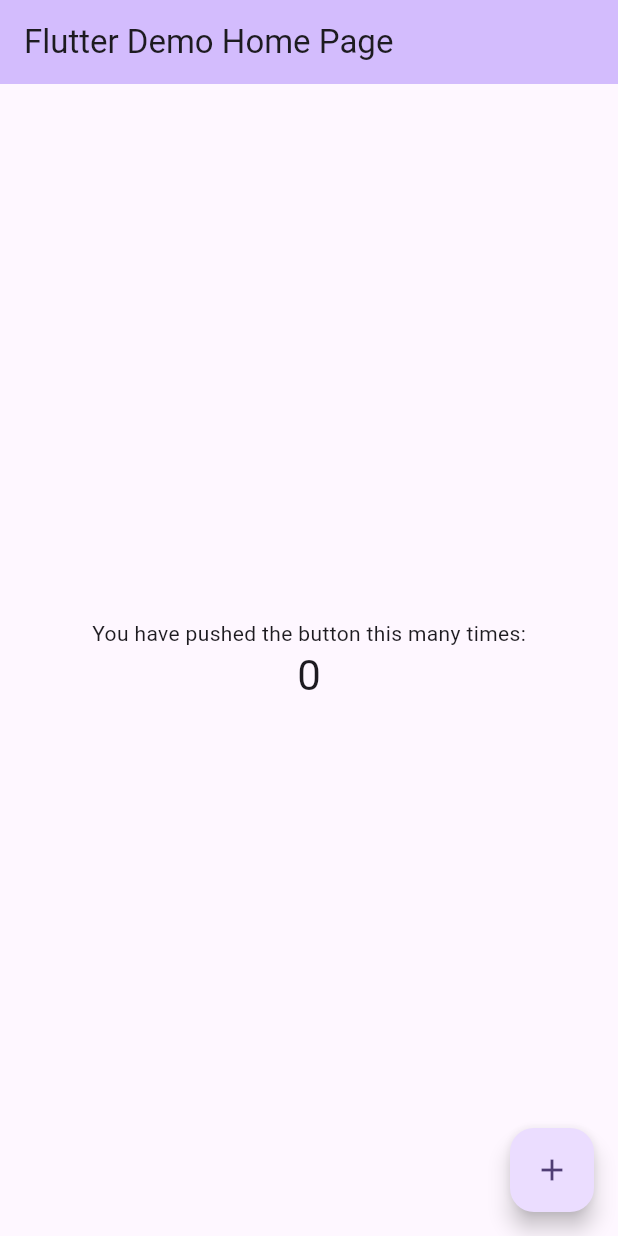
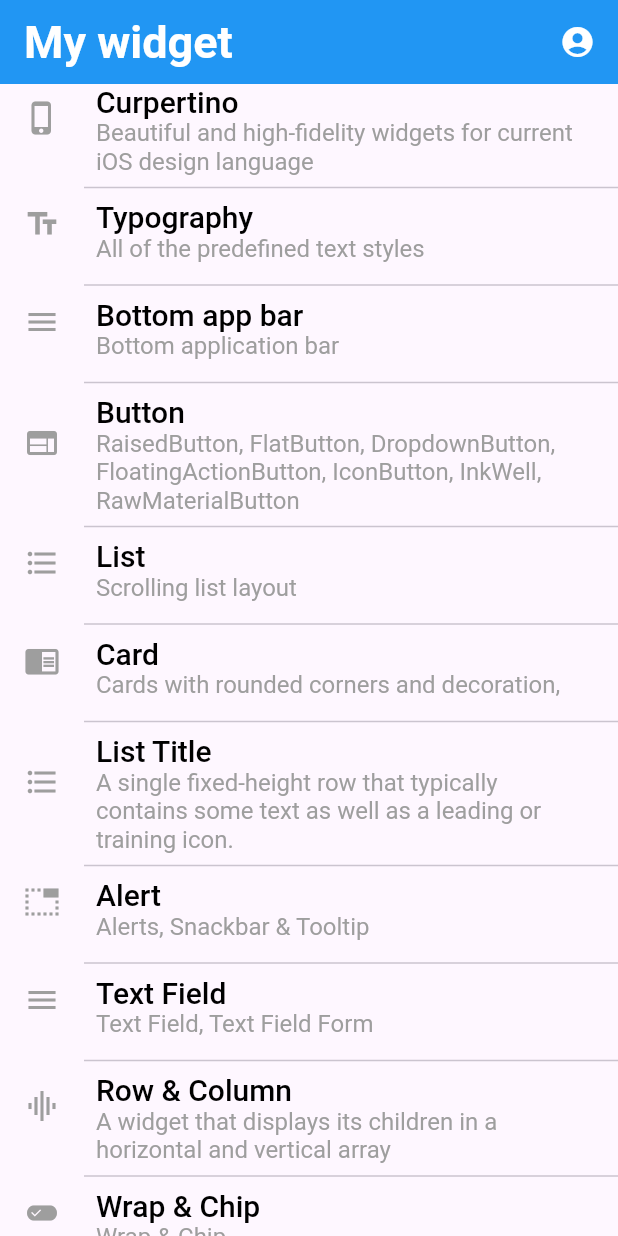
Before and after one commit to drake-ho-goldenowl/training_lance_dart_challenge, a Flutter app: the screen it shows after launch, on a phone screen of 412 x 824 dp. Run offline on Flutter 3.47's test engine with Material 3 defaults, Android fonts, the phone set to English and light mode, and no system bars; our stand-ins replace bloc, equatable, flutter_bloc, get_it, go_router.

Commit message:
Build dashboard screen

```diff
--- a/GalleryApp/gallery_app/lib/main.dart
+++ b/GalleryApp/gallery_app/lib/main.dart
@@ -1,6 +1,10 @@
 import 'package:flutter/material.dart';
+import 'package:gallery_app/src/locator.dart';
+import 'package:gallery_app/src/router/router.dart';
+import 'package:get_it/get_it.dart';
 
-void main() {
+void main() async {
+  await initializeApp();
   runApp(const MyApp());
 }
 
@@ -10,116 +14,15 @@ class MyApp extends StatelessWidget {
   // This widget is the root of your application.
   @override
   Widget build(BuildContext context) {
-    return MaterialApp(
-      title: 'Flutter Demo',
+    final appRouter = GetIt.I<AppRouter>();
+    return MaterialApp.router(
+      title: 'Gallery Flutter App',
+      debugShowCheckedModeBanner: false,
       theme: ThemeData(
-        // This is the theme of your application.
-        //
-        // TRY THIS: Try running your application with "flutter run". You'll see
-        // the application has a purple toolbar. Then, without quitting the app,
-        // try changing the seedColor in the colorScheme below to Colors.green
-        // and then invoke "hot reload" (save your changes or press the "hot
-        // reload" button in a Flutter-supported IDE, or press "r" if you used
-        // the command line to start the app).
-        //
-        // Notice that the counter didn't reset back to zero; the application
-        // state is not lost during the reload. To reset the state, use hot
-        // restart instead.
-        //
-        // This works for code too, not just values: Most code changes can be
-        // tested with just a hot reload.
         colorScheme: ColorScheme.fromSeed(seedColor: Colors.deepPurple),
         useMaterial3: true,
       ),
-      home: const MyHomePage(title: 'Flutter Demo Home Page'),
+      routerConfig: appRouter.router,
     );
   }
 }
-
-class MyHomePage extends StatefulWidget {
-  const MyHomePage({super.key, required this.title});
-
-  // This widget is the home page of your application. It is stateful, meaning
-  // that it has a State object (defined below) that contains fields that affect
-  // how it looks.
-
-  // This class is the configuration for the state. It holds the values (in this
-  // case the title) provided by the parent (in this case the App widget) and
-  // used by the build method of the State. Fields in a Widget subclass are
-  // always marked "final".
-
-  final String title;
-
-  @override
-  State<MyHomePage> createState() => _MyHomePageState();
-}
-
-class _MyHomePageState extends State<MyHomePage> {
-  int _counter = 0;
-
-  void _incrementCounter() {
-    setState(() {
-      // This call to setState tells the Flutter framework that something has
-      // changed in this State, which causes it to rerun the build method below
-      // so that the display can reflect the updated values. If we changed
-      // _counter without calling setState(), then the build method would not be
-      // called again, and so nothing would appear to happen.
-      _counter++;
-    });
-  }
-
-  @override
-  Widget build(BuildContext context) {
-    // This method is rerun every time setState is called, for instance as done
-    // by the _incrementCounter method above.
-    //
-    // The Flutter framework has been optimized to make rerunning build methods
-    // fast, so that you can just rebuild anything that needs updating rather
-    // than having to individually change instances of widgets.
-    return Scaffold(
-      appBar: AppBar(
-        // TRY THIS: Try changing the color here to a specific color (to
-        // Colors.amber, perhaps?) and trigger a hot reload to see the AppBar
-        // change color while the other colors stay the same.
-        backgroundColor: Theme.of(context).colorScheme.inversePrimary,
-        // Here we take the value from the MyHomePage object that was created by
-        // the App.build method, and use it to set our appbar title.
-        title: Text(widget.title),
-      ),
-      body: Center(
-        // Center is a layout widget. It takes a single child and positions it
-        // in the middle of the parent.
-        child: Column(
-          // Column is also a layout widget. It takes a list of children and
-          // arranges them vertically. By default, it sizes itself to fit its
-          // children horizontally, and tries to be as tall as its parent.
-          //
-          // Column has various properties to control how it sizes itself and
-          // how it positions its children. Here we use mainAxisAlignment to
-          // center the children vertically; the main axis here is the vertical
-          // axis because Columns are vertical (the cross axis would be
-          // horizontal).
-          //
-          // TRY THIS: Invoke "debug painting" (choose the "Toggle Debug Paint"
-          // action in the IDE, or press "p" in the console), to see the
-          // wireframe for each widget.
-          mainAxisAlignment: MainAxisAlignment.center,
-          children: <Widget>[
-            const Text(
-              'You have pushed the button this many times:',
-            ),
-            Text(
-              '$_counter',
-              style: Theme.of(context).textTheme.headlineMedium,
-            ),
-          ],
-        ),
-      ),
-      floatingActionButton: FloatingActionButton(
-        onPressed: _incrementCounter,
-        tooltip: 'Increment',
-        child: const Icon(Icons.add),
-      ), // This trailing comma makes auto-formatting nicer for build methods.
-    );
-  }
-}
--- /dev/null
+++ b/GalleryApp/gallery_app/lib/src/config/constant/text_manager.dart
@@ -0,0 +1,29 @@
+class AppString {
+  static const myWidget = "My widget";
+  static const curpertino = "Curpertino";
+  static const beautifulAndHighFidelity =
+      "Beautiful and high-fidelity widgets for current iOS design language";
+  static const typography = "Typography";
+  static const allOfThePredefined = "All of the predefined text styles";
+  static const bottomAppBar = "Bottom app bar";
+  static const bottomApplicationBar = "Bottom application bar";
+  static const button = "Button";
+  static const raisedButtonFlatButton =
+      "RaisedButton, FlatButton, DropdownButton, FloatingActionButton, IconButton, InkWell, RawMaterialButton";
+  static const list = "List";
+  static const scrollingListLayout = "Scrolling list layout";
+  static const card = "Card";
+  static const cardsWithRoundedCorners =
+      "Cards with rounded corners and decoration,";
+  static const listTitle = "List Title";
+  static const asingleFixedHeight =
+      "A single fixed-height row that typically contains some text as well as a leading or training icon.";
+  static const alert = "Alert";
+  static const alertsSnackBarTooltip = "Alerts, Snackbar & Tooltip";
+  static const textField = "Text Field";
+  static const textFieldTextFieldForm = "Text Field, Text Field Form";
+  static const rowColumn = "Row & Column";
+  static const awidgetThatDisplaysIts =
+      "A widget that displays its children in a horizontal and vertical array";
+  static const wrapChip = "Wrap & Chip";
+}
--- /dev/null
+++ b/GalleryApp/gallery_app/lib/src/config/constant/value_manager.dart
@@ -0,0 +1,39 @@
+class AppSize {
+  static const s10 = 10.0;
+  static const s15 = 15.0;
+  static const s20 = 20.0;
+  static const s30 = 30.0;
+  static const s36 = 36.0;
+  static const s42 = 42.0;
+}
+
+class AppPadding {
+  static const p0 = 0.0;
+  static const p6 = 6.0;
+  static const p8 = 8.0;
+  static const p10 = 10.0;
+  static const p12 = 12.0;
+  static const p16 = 16.0;
+}
+
+class AppMargin {
+  static const m6 = 6.0;
+  static const m8 = 8.0;
+  static const m10 = 10.0;
+  static const m12 = 12.0;
+  static const m16 = 16.0;
+}
+
+class AppRadius {
+  static const r0 = 0.0;
+  static const r8 = 8.0;
+}
+
+class AppFontSize {
+  static const f0 = 0.0;
+  static const f8 = 8.0;
+  static const f10 = 10.0;
+  static const f12 = 12.0;
+  static const f16 = 16.0;
+  static const f20 = 20.0;
+}
--- a/GalleryApp/gallery_app/lib/src/feature/dashboard/logic/dashboard_bloc.dart
+++ b/GalleryApp/gallery_app/lib/src/feature/dashboard/logic/dashboard_bloc.dart
@@ -0,0 +1,10 @@
+import 'package:flutter_bloc/flutter_bloc.dart';
+import 'package:gallery_app/src/feature/dashboard/logic/dashboard_state.dart';
+import 'package:gallery_app/src/network/model/widget_model.dart';
+
+class DashboardBloc extends Cubit<DashboardState> {
+  DashboardBloc(List<AppWidgetModel> listWidgets)
+      : super(DashboardState(listWidgets: listWidgets));
+
+  void navigateToWidget() {}
+}
--- a/GalleryApp/gallery_app/lib/src/feature/dashboard/logic/dashboard_state.dart
+++ b/GalleryApp/gallery_app/lib/src/feature/dashboard/logic/dashboard_state.dart
@@ -0,0 +1,16 @@
+import 'package:equatable/equatable.dart';
+import 'package:gallery_app/src/network/model/widget_model.dart';
+
+class DashboardState extends Equatable {
+  const DashboardState({
+    required this.listWidgets,
+  });
+  final List<AppWidgetModel> listWidgets;
+
+  DashboardState copyWith({List<AppWidgetModel>? listWidgets}) {
+    return DashboardState(listWidgets: listWidgets ?? this.listWidgets);
+  }
+
+  @override
+  List<Object?> get props => [listWidgets];
+}
--- a/GalleryApp/gallery_app/lib/src/feature/dashboard/view/dashboard_view.dart
+++ b/GalleryApp/gallery_app/lib/src/feature/dashboard/view/dashboard_view.dart
@@ -0,0 +1,71 @@
+import 'package:flutter/material.dart';
+import 'package:flutter_bloc/flutter_bloc.dart';
+import 'package:gallery_app/src/config/constant/text_manager.dart';
+import 'package:gallery_app/src/config/constant/value_manager.dart';
+import 'package:gallery_app/src/feature/dashboard/logic/dashboard_bloc.dart';
+import 'package:gallery_app/src/feature/dashboard/logic/dashboard_state.dart';
+import 'package:gallery_app/src/network/model/widget_model.dart';
+import 'package:gallery_app/widget/app_bar.dart';
+import 'package:gallery_app/widget/list_tile.dart';
+
+class DashboardScreen extends StatelessWidget {
+  const DashboardScreen({super.key});
+
+  @override
+  Widget build(BuildContext context) {
+    return Scaffold(
+      body: Column(
+        mainAxisSize: MainAxisSize.min,
+        children: [
+          _renderAppBar(),
+          Expanded(child: _renderListWidgetInFlutter())
+        ],
+      ),
+    );
+  }
+
+  Widget _renderAppBar() {
+    return const XAppBar(
+      title: AppString.myWidget,
+      actions: [
+        Icon(
+          Icons.account_circle,
+          color: Colors.white,
+        ),
+        SizedBox(width: AppSize.s15)
+      ],
+    );
+  }
+
+  Widget _renderListWidgetInFlutter() {
+    return BlocSelector<DashboardBloc, DashboardState, List<AppWidgetModel>>(
+      selector: (state) => state.listWidgets,
+      builder: (context, widgets) {
+        return ListView.builder(
+            padding: EdgeInsets.zero,
+            itemCount: widgets.length,
+            itemBuilder: (context, index) => XListTile(
+                leadingIcon: Column(
+                  mainAxisSize: MainAxisSize.max,
+                  children: [
+                    Icon(widgets[index].icon),
+                  ],
+                ),
+                title: Padding(
+                  padding: const EdgeInsets.only(
+                      left: AppPadding.p8,
+                      top: AppPadding.p0,
+                      right: AppPadding.p16),
+                  child: Text(widgets[index].title),
+                ),
+                subTitle: Padding(
+                  padding: const EdgeInsets.only(
+                      left: AppPadding.p8,
+                      top: AppPadding.p0,
+                      right: AppPadding.p16),
+                  child: Text(widgets[index].subTitle),
+                )));
+      },
+    );
+  }
+}
--- /dev/null
+++ b/GalleryApp/gallery_app/lib/src/locator.dart
@@ -0,0 +1,12 @@
+import 'package:flutter/material.dart';
+import 'package:gallery_app/src/router/router.dart';
+import 'package:get_it/get_it.dart';
+
+Future initializeApp() async {
+  WidgetsFlutterBinding.ensureInitialized();
+  _locator();
+}
+
+void _locator() {
+  GetIt.I.registerLazySingleton(() => AppRouter());
+}
--- /dev/null
+++ b/GalleryApp/gallery_app/lib/src/network/data/app_constants.dart
@@ -0,0 +1,52 @@
+import 'package:flutter/material.dart';
+import 'package:gallery_app/src/config/constant/text_manager.dart';
+import 'package:gallery_app/src/network/model/widget_model.dart';
+
+class AppConstant {
+  static final listWidgetFlutter = [
+    AppWidgetModel(
+        title: AppString.curpertino,
+        subTitle: AppString.beautifulAndHighFidelity,
+        icon: Icons.phone_iphone_outlined),
+    AppWidgetModel(
+        title: AppString.typography,
+        subTitle: AppString.allOfThePredefined,
+        icon: Icons.text_fields_outlined),
+    AppWidgetModel(
+        title: AppString.bottomAppBar,
+        subTitle: AppString.bottomApplicationBar,
+        icon: Icons.menu),
+    AppWidgetModel(
+        title: AppString.button,
+        subTitle: AppString.raisedButtonFlatButton,
+        icon: Icons.web),
+    AppWidgetModel(
+        title: AppString.list,
+        subTitle: AppString.scrollingListLayout,
+        icon: Icons.format_list_bulleted),
+    AppWidgetModel(
+        title: AppString.card,
+        subTitle: AppString.cardsWithRoundedCorners,
+        icon: Icons.chrome_reader_mode),
+    AppWidgetModel(
+        title: AppString.listTitle,
+        subTitle: AppString.asingleFixedHeight,
+        icon: Icons.format_list_bulleted),
+    AppWidgetModel(
+        title: AppString.alert,
+        subTitle: AppString.alertsSnackBarTooltip,
+        icon: Icons.tab_unselected_sharp),
+    AppWidgetModel(
+        title: AppString.textField,
+        subTitle: AppString.textFieldTextFieldForm,
+        icon: Icons.menu),
+    AppWidgetModel(
+        title: AppString.rowColumn,
+        subTitle: AppString.awidgetThatDisplaysIts,
+        icon: Icons.multitrack_audio_sharp),
+    AppWidgetModel(
+        title: AppString.wrapChip,
+        subTitle: AppString.wrapChip,
+        icon: Icons.edit_attributes),
+  ];
+}
--- /dev/null
+++ b/GalleryApp/gallery_app/lib/src/network/model/widget_model.dart
@@ -0,0 +1,10 @@
+import 'package:flutter/material.dart';
+
+class AppWidgetModel {
+  final String title;
+  final String subTitle;
+  final IconData icon;
+
+  AppWidgetModel(
+      {required this.title, required this.subTitle, required this.icon});
+}
--- /dev/null
+++ b/GalleryApp/gallery_app/lib/src/router/coordinator.dart
@@ -0,0 +1,31 @@
+import 'package:flutter/material.dart';
+import 'package:get_it/get_it.dart';
+import 'package:go_router/go_router.dart';
+
+import 'route_name.dart';
+import 'router.dart';
+
+class AppCoordinator {
+  static AppRouter get rootRouter => GetIt.I<AppRouter>();
+  static final navigatorKey = GlobalKey<NavigatorState>();
+  static final shellKey = GlobalKey<NavigatorState>();
+  static BuildContext get context => navigatorKey.currentState!.context;
+
+  static void pop<T extends Object?>([T? result]) => context.pop(result);
+
+  static void goNamed(
+    String name, {
+    Map<String, String> params = const <String, String>{},
+    Map<String, dynamic> queryParams = const <String, dynamic>{},
+    Object? extra,
+  }) =>
+      context.goNamed(
+        name,
+        pathParameters: params,
+        queryParameters: queryParams,
+        extra: extra,
+      );
+
+  static void showDashboardScreen() =>
+      context.goNamed(AppRouteNames.dashboard.name);
+}
--- /dev/null
+++ b/GalleryApp/gallery_app/lib/src/router/route_name.dart
@@ -0,0 +1,19 @@
+enum AppRouteNames {
+  dashboard(path: '/'),
+  cupertino(path: "/cupertino");
+
+  const AppRouteNames({
+    required this.path,
+  });
+
+  final String path;
+
+  String get name => path;
+
+  String get subPath {
+    if (path == '/') {
+      return path;
+    }
+    return path.replaceFirst('/', '');
+  }
+}
--- /dev/null
+++ b/GalleryApp/gallery_app/lib/src/router/router.dart
@@ -0,0 +1,29 @@
+import 'package:flutter/foundation.dart';
+import 'package:flutter/material.dart';
+import 'package:flutter_bloc/flutter_bloc.dart';
+import 'package:gallery_app/src/feature/dashboard/logic/dashboard_bloc.dart';
+import 'package:gallery_app/src/feature/dashboard/view/dashboard_view.dart';
+import 'package:gallery_app/src/network/data/app_constants.dart';
+import 'package:gallery_app/src/router/coordinator.dart';
+import 'package:gallery_app/src/router/route_name.dart';
+import 'package:go_router/go_router.dart';
+
+class AppRouter {
+  final router = GoRouter(
+    navigatorKey: AppCoordinator.navigatorKey,
+    initialLocation: AppRouteNames.dashboard.path,
+    debugLogDiagnostics: kDebugMode,
+    routes: <RouteBase>[
+      GoRoute(
+        parentNavigatorKey: AppCoordinator.navigatorKey,
+        path: AppRouteNames.dashboard.path,
+        name: AppRouteNames.dashboard.name,
+        builder: (_, __) => BlocProvider(
+          create: (context) => DashboardBloc(AppConstant.listWidgetFlutter),
+          child: const DashboardScreen(),
+        ),
+      ),
+    ],
+    errorBuilder: (_, __) => Container(),
+  );
+}
--- /dev/null
+++ b/GalleryApp/gallery_app/lib/widget/app_bar.dart
@@ -0,0 +1,34 @@
+import 'package:flutter/material.dart';
+import 'package:gallery_app/src/config/constant/value_manager.dart';
+
+class XAppBar extends StatelessWidget {
+  const XAppBar(
+      {super.key,
+      required this.title,
+      this.bgColor = Colors.blue,
+      this.titleStyle = const TextStyle(
+          color: Colors.white,
+          fontSize: AppSize.s30,
+          fontWeight: FontWeight.bold),
+      this.leading,
+      this.actions});
+  final String title;
+  final TextStyle titleStyle;
+  final Widget? leading;
+  final List<Widget>? actions;
+  final Color bgColor;
+
+  @override
+  Widget build(BuildContext context) {
+    return AppBar(
+      backgroundColor: bgColor,
+      title: Padding(
+          padding: const EdgeInsets.symmetric(vertical: AppPadding.p10),
+          child: Text(title)),
+      centerTitle: false,
+      titleTextStyle: titleStyle,
+      leading: leading,
+      actions: actions,
+    );
+  }
+}
--- a/GalleryApp/gallery_app/lib/widget/list_tile.dart
+++ b/GalleryApp/gallery_app/lib/widget/list_tile.dart
@@ -1,39 +1,48 @@
 import 'package:flutter/material.dart';
+import 'package:gallery_app/src/config/constant/value_manager.dart';
 
 class XListTile extends StatelessWidget {
-  const XListTile({
-    super.key,
+  const XListTile(
+      {super.key,
       required this.leadingIcon,
       required this.title,
-    required this.titleStyle,
+      this.titleStyle = const TextStyle(
+          fontSize: AppFontSize.f20,
+          color: Colors.black,
+          fontWeight: FontWeight.w500),
       required this.subTitle,
-    required this.subTitleStyle,
+      this.subTitleStyle =
+          const TextStyle(fontSize: AppFontSize.f16, color: Colors.grey),
       this.isShowFooterLine = true,
-  });
+      this.iconColor = Colors.grey});
 
   final Widget leadingIcon;
-  final String title;
+  final Widget title;
   final TextStyle titleStyle;
-  final String subTitle;
+  final Widget subTitle;
   final TextStyle subTitleStyle;
   final bool isShowFooterLine;
+  final Color iconColor;
 
   @override
   Widget build(BuildContext context) {
-    return Column(
-      children: [
-        ListTile(
+    return ListTile(
+      contentPadding: const EdgeInsets.only(left: AppPadding.p16, top: 0),
       leading: leadingIcon,
-          title: Text(
-            title,
-            style: titleStyle,
+      title: title,
+      iconColor: iconColor,
+      subtitle: ConstrainedBox(
+        constraints: const BoxConstraints(minHeight: AppSize.s42),
+        child: Column(
+          mainAxisSize: MainAxisSize.max,
+          crossAxisAlignment: CrossAxisAlignment.start,
+          mainAxisAlignment: MainAxisAlignment.spaceBetween,
+          children: [subTitle, const Divider()],
         ),
-          subtitle: Text(
-            subTitle,
-            style: subTitleStyle,
       ),
-        )
-      ],
+      titleTextStyle: titleStyle,
+      subtitleTextStyle: subTitleStyle,
+      minVerticalPadding: AppPadding.p0,
     );
   }
 }
```
Lines whose indentation alone changed are shown as unchanged.
